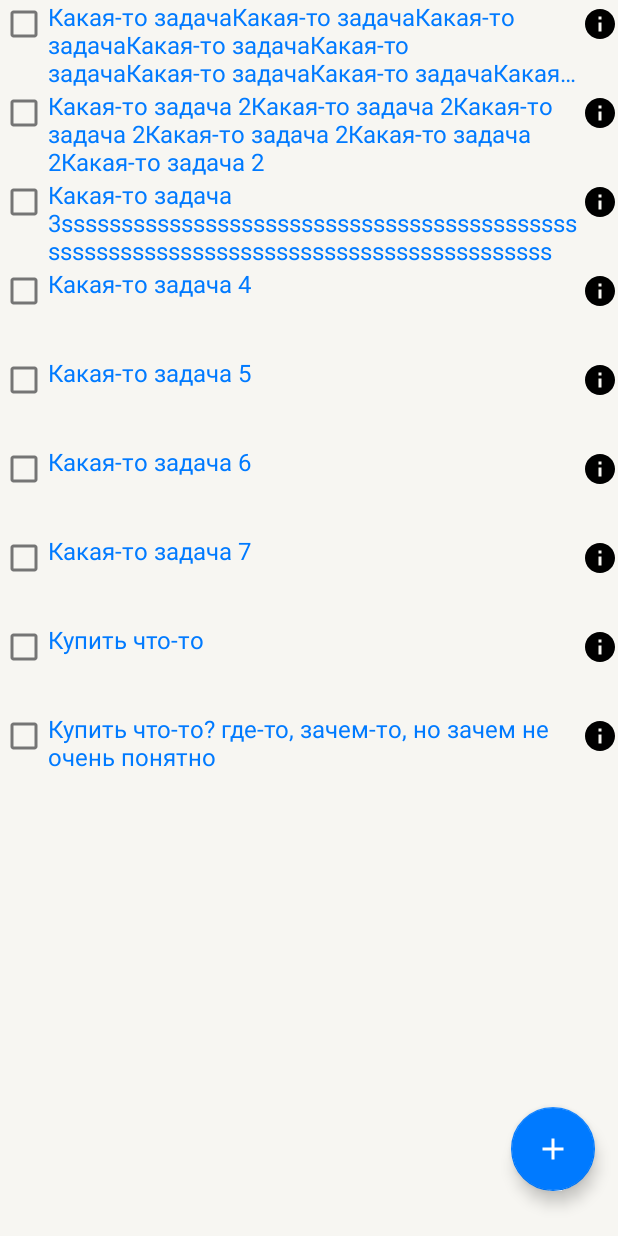
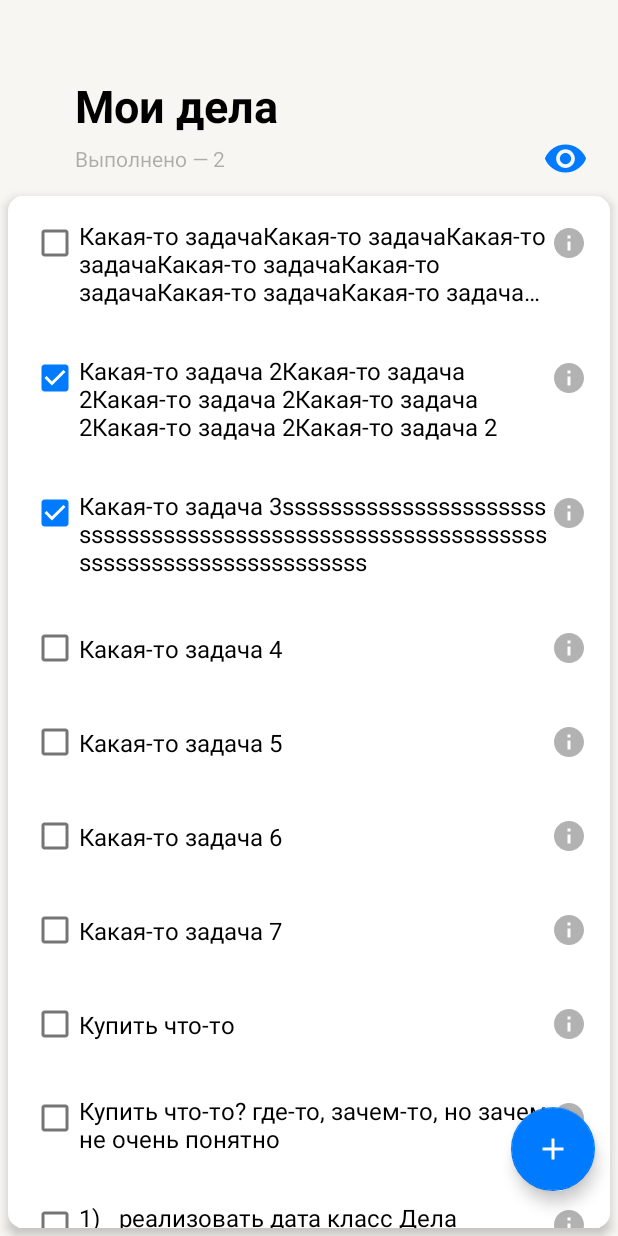
Before and after one commit to IVIaximus12/yxhwork, an Android app: the screen it shows after launch (MainActivity), on a phone screen of 412 x 824 dp. Run offline under Robolectric (Android 15) with nearby library versions, the phone set to English and light mode, and no system bars.

Commit message:
Made UI for both fragments.

```diff
--- a/app/src/main/java/com/example/yandex_hwork/TodoItemsRepository.kt
+++ b/app/src/main/java/com/example/yandex_hwork/TodoItemsRepository.kt
@@ -8,7 +8,7 @@ class TodoItemsRepository {
 
     private var todoItems = mutableListOf<TodoItem>()
     private lateinit var currentItemId: String
-    private var lastId = 108
+    private var lastId = 110
 
     fun getTodoItems()  = todoItems
 
@@ -50,7 +50,7 @@ class TodoItemsRepository {
                 "Какая-то задача 2Какая-то задача 2Какая-то задача 2Какая-то задача 2Какая-то задача 2Какая-то задача 2",
                 Importance.High,
                 DateService.getCurrentDate(),
-                false,
+                true,
                 DateService.getCurrentDate(),
                 DateService.getCurrentDate())
         )
@@ -59,7 +59,7 @@ class TodoItemsRepository {
                 "Какая-то задача 3sssssssssssssssssssssssssssssssssssssssssssssssssssssssssssssssssssssssssssssssssssss",
                 Importance.High,
                 Date(-1, -1, -1),
-                false,
+                true,
                 DateService.getCurrentDate(),
                 DateService.getCurrentDate())
         )
@@ -117,5 +117,32 @@ class TodoItemsRepository {
                 DateService.getCurrentDate(),
                 DateService.getCurrentDate())
         )
+        todoItems.add(
+            TodoItem("109",
+                "1)\tреализовать дата класс Дела (TodoItem)\n" +
+                        "2)\tреализовать класс-хранилище списка дел (TodoItemsRepository)\n" +
+                        "3)\tреализовать UI ячейки Дела\n" +
+                        "4)\tреализовать UI списка Дел\n" +
+                        "5)\tреализовать кнопку добавления дела\n" +
+                        "6)\tреализовать экран добавления/редактирования дела с обновлением данных\n",
+                Importance.Normal,
+                DateService.getCurrentDate(),
+                false,
+                DateService.getCurrentDate(),
+                DateService.getCurrentDate())
+        )
+        todoItems.add(
+            TodoItem("110",
+                "UI списка дел:\n" +
+                        "1)\tдолжен быть реализован через RecyclerView\n" +
+                        "2)\tв качестве ячеек должен выступать UI ячейки дела (из предыдущего пункта)\n" +
+                        "3)\tсписок должен быть вертикальным и занимать всю ширину и высоту экрана\n" +
+                        "4)\tпередать в adapter список дел из TodoItemsRepository и отобразить\n",
+                Importance.High,
+                DateService.getCurrentDate(),
+                false,
+                DateService.getCurrentDate(),
+                DateService.getCurrentDate())
+        )
     }
 }
--- a/app/src/main/java/com/example/yandex_hwork/screens/TodoListFragment.kt
+++ b/app/src/main/java/com/example/yandex_hwork/screens/TodoListFragment.kt
@@ -2,7 +2,8 @@ package com.example.yandex_hwork.screens
 
 import android.os.Bundle
 import android.view.View
-import androidx.core.os.bundleOf
+import android.widget.ImageButton
+import android.widget.TextView
 import androidx.fragment.app.Fragment
 import androidx.navigation.fragment.findNavController
 import androidx.recyclerview.widget.LinearLayoutManager
@@ -12,6 +13,10 @@ import com.example.yandex_hwork.model.TodoItem
 
 class TodoListFragment: Fragment(R.layout.fragment_todo_list) {
 
+    private lateinit var completedCountText: TextView
+    private lateinit var rvAdapter: TodoItemsAdapter
+
+    private var visibilityOn = true
     private val todoItemsRepository: TodoItemsRepository
         get() = (activity?.applicationContext as App).todoItemsRepository
 
@@ -19,9 +24,20 @@ class TodoListFragment: Fragment(R.layout.fragment_todo_list) {
         super.onViewCreated(view, savedInstanceState)
 
 
+        initViews(view)
+        updateCountCompletedItem()
         initRecyclerView(view)
-        //gettingTodo(view)
         initOnClickListeners(view)
+    }
+
+    private fun initViews(view: View) {
+        completedCountText = view.findViewById(R.id.completedCountText)
+    }
+
+    private fun updateCountCompletedItem() {
+        var count = 0
+        todoItemsRepository.getTodoItems().forEach { if (it.completed) count++}
+        completedCountText.text = "$count"
     }
 
     private fun initOnClickListeners(view: View) {
@@ -30,34 +46,46 @@ class TodoListFragment: Fragment(R.layout.fragment_todo_list) {
             todoItemsRepository.addTodoItem(TodoItem())
             findNavController().navigate(R.id.action_todoListFragment_to_todoFragment)
         }
+
+        val imageButton = view.findViewById<ImageButton>(R.id.visibilityButton)
+
+        imageButton.setOnClickListener {
+            if (visibilityOn) {
+                visibilityOn = false
+                imageButton.setImageResource(R.drawable.ic_visibility_off_button)
+                rvAdapter.items = todoItemsRepository.getTodoItems().filter {!it.completed} as MutableList<TodoItem>
+                rvAdapter.notifyDataSetChanged()
+            } else {
+                visibilityOn = true
+                imageButton.setImageResource(R.drawable.ic_visibility_button)
+                rvAdapter.items = todoItemsRepository.getTodoItems()
+                rvAdapter.notifyDataSetChanged()
+            }
+        }
     }
 
     private fun initRecyclerView(view: View) {
         val recyclerView = view.findViewById<RecyclerView>(R.id.recyclerView)
 
-        val adapter = TodoItemsAdapter(object : TodoItemActionListener {
+        rvAdapter = TodoItemsAdapter(object : TodoItemActionListener {
             override fun onTodoItemDelete(todoItem: TodoItem) {
                 TODO("Not yet implemented")
             }
 
             override fun onTodoItemChecked(todoItem: TodoItem) {
                 todoItem.completed = !todoItem.completed
+                updateCountCompletedItem()
             }
 
             override fun onTodoItemChange(todoItem: TodoItem) {
                 todoItemsRepository.setCurrentItem(todoItem)
-                //parentFragmentManager.setFragmentResult(NEW_TODO_ITEM_REQUEST, bundleOf())
                 findNavController().navigate(R.id.action_todoListFragment_to_todoFragment)
             }
 
         })
-        recyclerView.adapter = adapter
+        recyclerView.adapter = rvAdapter
         recyclerView.layoutManager = LinearLayoutManager(requireContext(), RecyclerView.VERTICAL, false)
-        adapter.items = todoItemsRepository.getTodoItems()
-        adapter.notifyDataSetChanged()
-    }
-
-    companion object {
-        const val NEW_TODO_ITEM_REQUEST = "NEW_TODO_ITEM_REQUEST"
+        rvAdapter.items = todoItemsRepository.getTodoItems()
+        rvAdapter.notifyDataSetChanged()
     }
 }
--- a/app/src/main/res/drawable/ic_info.xml
+++ b/app/src/main/res/drawable/ic_info.xml
@@ -1,5 +1,9 @@
-<vector android:height="24dp" android:tint="#000000"
-    android:viewportHeight="24" android:viewportWidth="24"
-    android:width="24dp" xmlns:android="http://schemas.android.com/apk/res/android">
-    <path android:fillColor="@android:color/white" android:pathData="M12,2C6.48,2 2,6.48 2,12s4.48,10 10,10 10,-4.48 10,-10S17.52,2 12,2zM13,17h-2v-6h2v6zM13,9h-2L11,7h2v2z"/>
+<vector android:height="24dp"
+    android:tint="@color/label_tertiary"
+    android:viewportHeight="24"
+    android:viewportWidth="24"
+    android:width="24dp"
+    xmlns:android="http://schemas.android.com/apk/res/android">
+    <path android:fillColor="@android:color/white"
+        android:pathData="M12,2C6.48,2 2,6.48 2,12s4.48,10 10,10 10,-4.48 10,-10S17.52,2 12,2zM13,17h-2v-6h2v6zM13,9h-2L11,7h2v2z"/>
 </vector>
--- /dev/null
+++ b/app/src/main/res/drawable/ic_visibility_button.xml
@@ -0,0 +1,9 @@
+<vector android:height="30dp"
+    android:tint="@color/color_blue"
+    android:viewportHeight="24"
+    android:viewportWidth="24"
+    android:width="30dp"
+    xmlns:android="http://schemas.android.com/apk/res/android">
+    <path android:fillColor="@android:color/white"
+        android:pathData="M12,4.5C7,4.5 2.73,7.61 1,12c1.73,4.39 6,7.5 11,7.5s9.27,-3.11 11,-7.5c-1.73,-4.39 -6,-7.5 -11,-7.5zM12,17c-2.76,0 -5,-2.24 -5,-5s2.24,-5 5,-5 5,2.24 5,5 -2.24,5 -5,5zM12,9c-1.66,0 -3,1.34 -3,3s1.34,3 3,3 3,-1.34 3,-3 -1.34,-3 -3,-3z"/>
+</vector>
--- /dev/null
+++ b/app/src/main/res/drawable/ic_visibility_off_button.xml
@@ -0,0 +1,9 @@
+<vector android:height="30dp"
+    android:tint="@color/color_blue"
+    android:viewportHeight="24"
+    android:viewportWidth="24"
+    android:width="30dp"
+    xmlns:android="http://schemas.android.com/apk/res/android">
+    <path android:fillColor="@android:color/white"
+        android:pathData="M12,7c2.76,0 5,2.24 5,5 0,0.65 -0.13,1.26 -0.36,1.83l2.92,2.92c1.51,-1.26 2.7,-2.89 3.43,-4.75 -1.73,-4.39 -6,-7.5 -11,-7.5 -1.4,0 -2.74,0.25 -3.98,0.7l2.16,2.16C10.74,7.13 11.35,7 12,7zM2,4.27l2.28,2.28 0.46,0.46C3.08,8.3 1.78,10.02 1,12c1.73,4.39 6,7.5 11,7.5 1.55,0 3.03,-0.3 4.38,-0.84l0.42,0.42L19.73,22 21,20.73 3.27,3 2,4.27zM7.53,9.8l1.55,1.55c-0.05,0.21 -0.08,0.43 -0.08,0.65 0,1.66 1.34,3 3,3 0.22,0 0.44,-0.03 0.65,-0.08l1.55,1.55c-0.67,0.33 -1.41,0.53 -2.2,0.53 -2.76,0 -5,-2.24 -5,-5 0,-0.79 0.2,-1.53 0.53,-2.2zM11.84,9.02l3.15,3.15 0.02,-0.16c0,-1.66 -1.34,-3 -3,-3l-0.17,0.01z"/>
+</vector>
--- a/app/src/main/res/layout/fragment_todo_list.xml
+++ b/app/src/main/res/layout/fragment_todo_list.xml
@@ -6,10 +6,60 @@
     android:layout_width="match_parent"
     android:layout_height="match_parent">
 
+    <TextView
+        android:id="@+id/headerText"
+        android:layout_width="wrap_content"
+        android:layout_height="wrap_content"
+        android:text="@string/headerText"
+        android:textColor="@color/label_primary"
+        android:textSize="30sp"
+        android:textStyle="bold"
+        android:layout_marginTop="50dp"
+        android:layout_marginStart="50dp"
+        app:layout_constraintStart_toStartOf="parent"
+        app:layout_constraintTop_toTopOf="parent" />
+
+    <TextView
+        android:id="@+id/completedText"
+        android:layout_width="wrap_content"
+        android:layout_height="wrap_content"
+        android:layout_marginTop="5dp"
+        android:text="@string/completedText"
+        android:textColor="@color/label_tertiary"
+        app:layout_constraintTop_toBottomOf="@+id/headerText"
+        app:layout_constraintStart_toStartOf="@+id/headerText"/>
+
+    <TextView
+        android:id="@+id/completedCountText"
+        android:layout_width="wrap_content"
+        android:layout_height="wrap_content"
+        android:textColor="@color/label_tertiary"
+        app:layout_constraintBottom_toBottomOf="@+id/completedText"
+        app:layout_constraintStart_toEndOf="@+id/completedText"/>
+
+    <androidx.appcompat.widget.AppCompatImageButton
+        android:id="@+id/visibilityButton"
+        android:layout_width="wrap_content"
+        android:layout_height="wrap_content"
+        android:background="@drawable/ic_visibility_button"
+        android:layout_marginEnd="20dp"
+        app:layout_constraintTop_toTopOf="@+id/completedText"
+        app:layout_constraintBottom_toBottomOf="@+id/completedText"
+        app:layout_constraintEnd_toEndOf="parent"/>
+
     <androidx.recyclerview.widget.RecyclerView
-        android:layout_width="match_parent"
-        android:layout_height="match_parent"
         android:id="@+id/recyclerView"
+        android:layout_width="0dp"
+        android:layout_height="0dp"
+        android:layout_marginTop="15dp"
+        android:layout_marginHorizontal="5dp"
+        android:layout_marginBottom="5dp"
+        android:elevation="4dp"
+        android:background="@drawable/custom_input"
+        app:layout_constraintTop_toBottomOf="@+id/completedText"
+        app:layout_constraintStart_toStartOf="parent"
+        app:layout_constraintEnd_toEndOf="parent"
+        app:layout_constraintBottom_toBottomOf="parent"
         tools:context="com.example.yandex_hwork.screens.TodoListFragment"/>
 
     <com.google.android.material.floatingactionbutton.FloatingActionButton
@@ -19,7 +69,7 @@
         android:layout_marginEnd="15dp"
         android:layout_marginBottom="30dp"
         android:elevation="3dp"
-        app:layout_constraintBottom_toBottomOf="@+id/recyclerView"
+        app:layout_constraintBottom_toBottomOf="parent"
         app:layout_constraintEnd_toEndOf="parent"
         app:tint="@color/color_white"
         android:src="@drawable/ic_add_fab" />
--- a/app/src/main/res/layout/todo_item.xml
+++ b/app/src/main/res/layout/todo_item.xml
@@ -4,6 +4,7 @@
     xmlns:tools="http://schemas.android.com/tools"
     android:layout_width="match_parent"
     android:layout_height="wrap_content"
+    android:layout_margin="15dp"
     android:background="?android:attr/selectableItemBackground">
 
     <CheckBox
@@ -20,11 +21,12 @@
         android:layout_width="0dp"
         android:layout_height="wrap_content"
         android:ellipsize="end"
-        android:lines="3"
-        android:text="@string/someTodoText"
+        android:maxLines="3"
+        android:textColor="@color/label_primary"
         android:textSize="16sp"
         app:layout_constraintEnd_toStartOf="@+id/imageButton"
         app:layout_constraintStart_toEndOf="@+id/checkBoxTodoItem"
+        app:layout_constraintBottom_toBottomOf="parent"
         app:layout_constraintTop_toTopOf="parent" />
 
     <ImageButton
--- a/app/src/main/res/values/strings.xml
+++ b/app/src/main/res/values/strings.xml
@@ -8,4 +8,6 @@
     <string name="deleteText">Удалить</string>
 
     <string name="someTodoText">Тот редкий случай, когда в Kotlin ключевое слово enum используется до ключевого слова class. В Kotlin enum относится к разряду мягких ключевых слов (soft keyword), которое является ключевым только перед ключевым словом class. В других случаях вы можете использовать его свободно как простое имя переменной.</string>
+    <string name="headerText">Мои дела</string>
+    <string name="completedText">Выполнено — </string>
 </resources>
```
